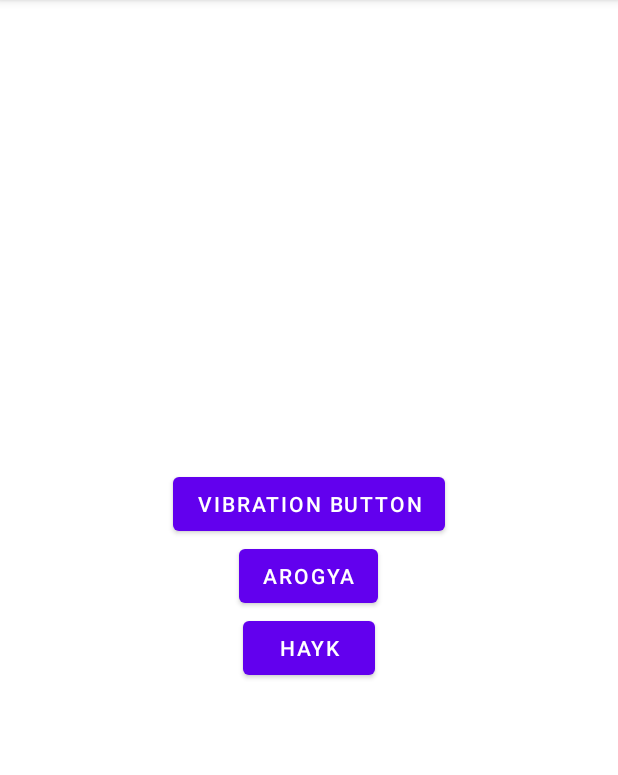
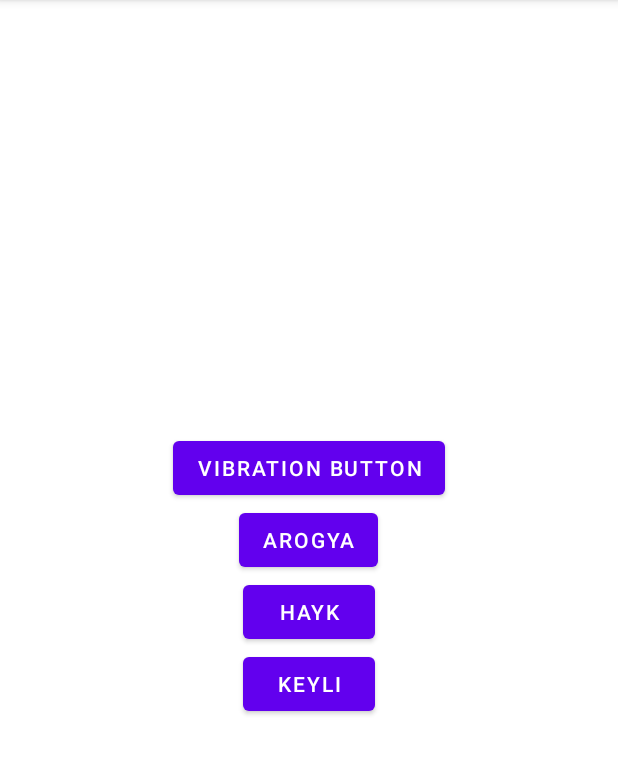
Before and after one commit to haykmanasyan/LearningMenu, an Android app: the screen it shows after launch (MainActivity), on a phone screen of 412 x 824 dp, the part 84-859 px from its top. Run offline under Robolectric (Android 15) with nearby library versions, the phone set to English and light mode, and no system bars.

Commit message:
New name button

```diff
--- a/app/src/main/res/layout/activity_main.xml
+++ b/app/src/main/res/layout/activity_main.xml
@@ -35,6 +35,13 @@
             android:text="Hayk"
             />
 
+        <Button
+            android:id="@+id/keyli_bt"
+            android:layout_width="wrap_content"
+            android:layout_height="wrap_content"
+            android:text="Keyli"
+            />
+
     </LinearLayout>
 
 
```
